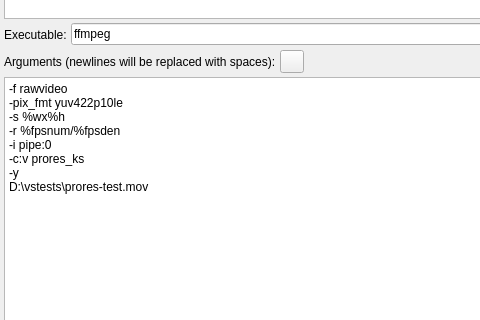
First picture: the form in src/frame_consumers/encode_dialog.ui, repository YomikoR/VapourSynth-Editor, before the edit; both pictures show x 0 to 480 and y 237 to 557 of the 677 by 648 pixel window.
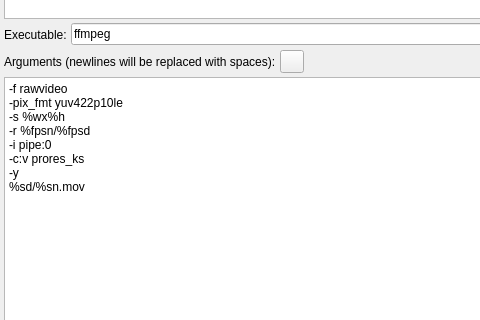
Second picture: the form after the edit.

Commit message: Proper encoding arguments variables handling.

The edit to the form file:
```diff
--- a/src/frame_consumers/encode_dialog.ui
+++ b/src/frame_consumers/encode_dialog.ui
@@ -104,11 +104,11 @@
       <string>-f rawvideo
 -pix_fmt yuv422p10le
 -s %wx%h
--r %fpsnum/%fpsden
+-r %fpsn/%fpsd
 -i pipe:0
 -c:v prores_ks
 -y
-D:\vstests\prores-test.mov</string>
+%sd/%sn.mov</string>
      </property>
     </widget>
    </item>
```
The commit also changes 2 other files.
